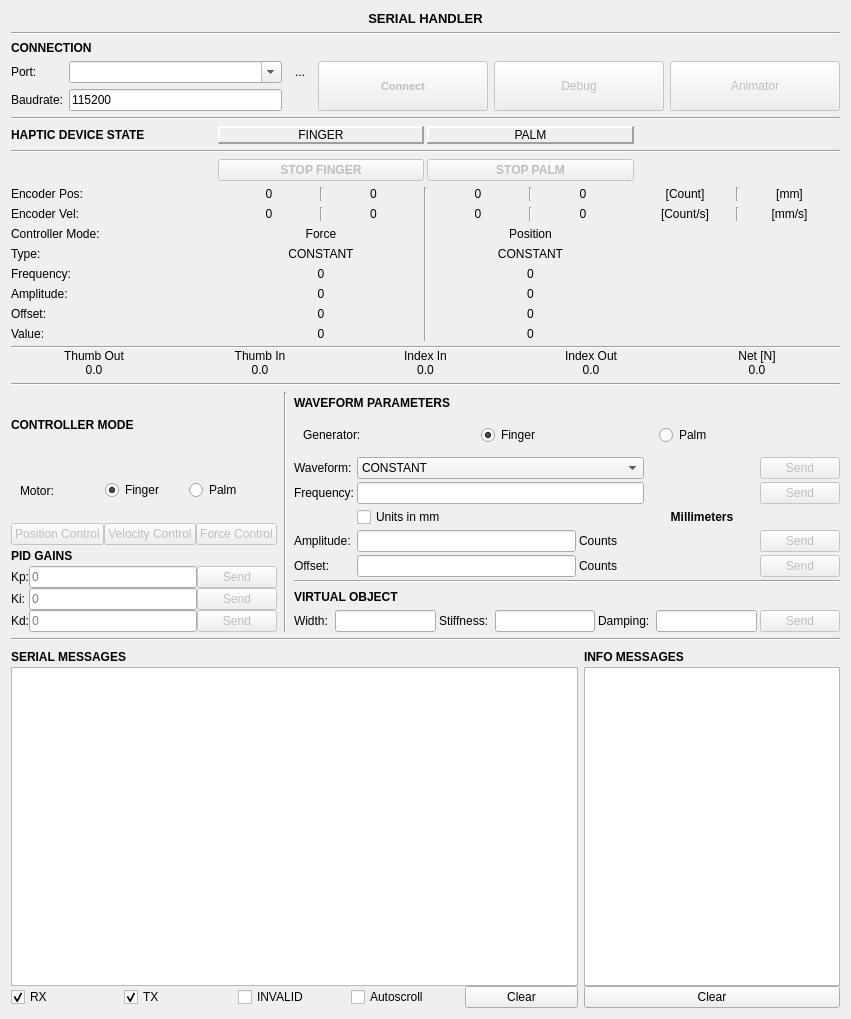
Qt form Desktop App/UI/serial_handler.ui (bataseven/Haptic-Device) before a commit.
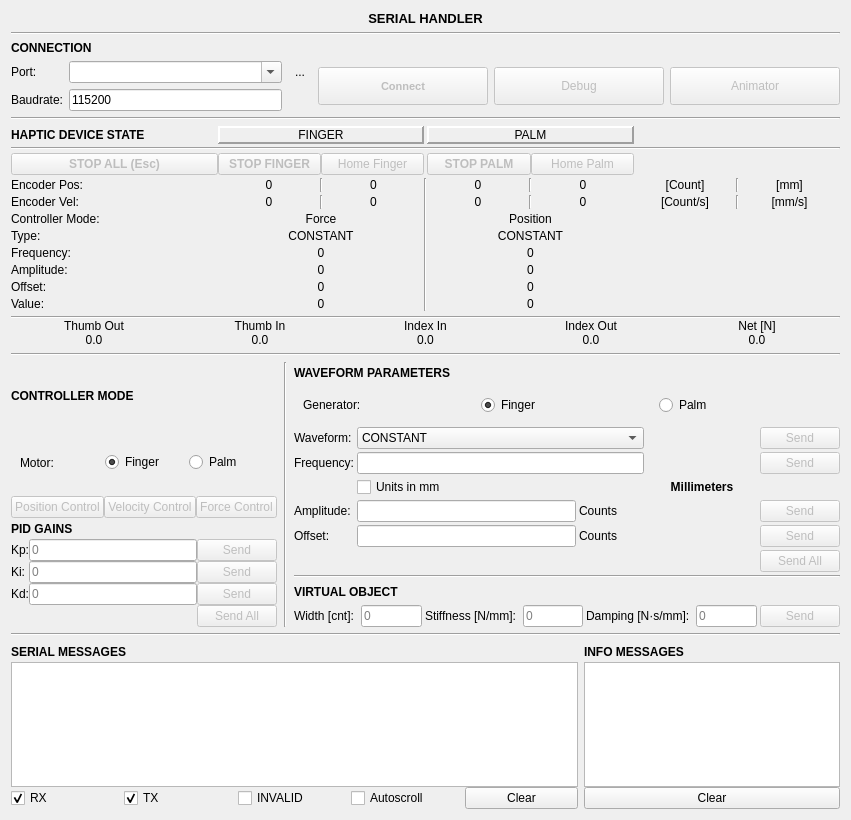
The same form after that commit. Icons and pictures are not drawn.

What changed in the file:
```diff
--- a/Desktop App/UI/serial_handler.ui
+++ b/Desktop App/UI/serial_handler.ui
@@ -7,7 +7,7 @@
     <x>0</x>
     <y>0</y>
     <width>851</width>
-    <height>1019</height>
+    <height>820</height>
    </rect>
   </property>
   <property name="windowTitle">
@@ -126,7 +126,7 @@
          <property name="minimumSize">
           <size>
            <width>150</width>
-           <height>50</height>
+           <height>38</height>
           </size>
          </property>
          <property name="maximumSize">
@@ -173,7 +173,7 @@
          <property name="minimumSize">
           <size>
            <width>150</width>
-           <height>50</height>
+           <height>38</height>
           </size>
          </property>
          <property name="maximumSize">
@@ -201,7 +201,7 @@
          <property name="minimumSize">
           <size>
            <width>150</width>
-           <height>50</height>
+           <height>38</height>
           </size>
          </property>
          <property name="maximumSize">
@@ -234,7 +234,7 @@
      <item>
       <layout class="QGridLayout" name="gridLayout_5">
        <property name="verticalSpacing">
-        <number>6</number>
+        <number>3</number>
        </property>
        <item row="5" column="3">
         <widget class="QLabel" name="palmModeLabel">
@@ -304,7 +304,28 @@
          </item>
         </layout>
        </item>
+       <item row="2" column="0">
+        <widget class="QPushButton" name="stopAllButton">
+         <property name="enabled">
+          <bool>false</bool>
+         </property>
+         <property name="font">
+          <font>
+           <weight>75</weight>
+           <bold>true</bold>
+          </font>
+         </property>
+         <property name="toolTip">
+          <string>Stop both motors immediately (Shortcut: Esc)</string>
+         </property>
+         <property name="text">
+          <string>STOP ALL (Esc)</string>
+         </property>
+        </widget>
+       </item>
        <item row="2" column="1">
+        <layout class="QHBoxLayout" name="fingerButtonsLayout">
+         <item>
         <widget class="QPushButton" name="stopFingerButton">
          <property name="enabled">
           <bool>false</bool>
@@ -332,6 +353,21 @@
          </property>
         </widget>
        </item>
+         <item>
+          <widget class="QPushButton" name="homeFingerButton">
+           <property name="enabled">
+            <bool>false</bool>
+           </property>
+           <property name="toolTip">
+            <string>Home the finger motor to its limit switch</string>
+           </property>
+           <property name="text">
+            <string>Home Finger</string>
+           </property>
+          </widget>
+         </item>
+        </layout>
+       </item>
        <item row="0" column="1">
         <widget class="QLabel" name="fingerLabel">
          <property name="toolTip">
@@ -396,6 +432,8 @@
         </widget>
        </item>
        <item row="2" column="3">
+        <layout class="QHBoxLayout" name="palmButtonsLayout">
+         <item>
         <widget class="QPushButton" name="stopPalmButton">
          <property name="enabled">
           <bool>false</bool>
@@ -414,6 +452,21 @@
          </property>
         </widget>
        </item>
+         <item>
+          <widget class="QPushButton" name="homePalmButton">
+           <property name="enabled">
+            <bool>false</bool>
+           </property>
+           <property name="toolTip">
+            <string>Home the palm motor to its lower limit switch</string>
+           </property>
+           <property name="text">
+            <string>Home Palm</string>
+           </property>
+          </widget>
+         </item>
+        </layout>
+       </item>
        <item row="0" column="0">
         <widget class="QLabel" name="label_21">
          <property name="font">
@@ -942,6 +995,9 @@
              <property name="text">
               <string>Position Control</string>
              </property>
+             <property name="checkable">
+              <bool>true</bool>
+             </property>
             </widget>
            </item>
            <item>
@@ -952,6 +1008,9 @@
              <property name="text">
               <string>Velocity Control</string>
              </property>
+             <property name="checkable">
+              <bool>true</bool>
+             </property>
             </widget>
            </item>
            <item>
@@ -962,6 +1021,9 @@
              <property name="text">
               <string>Force Control</string>
              </property>
+             <property name="checkable">
+              <bool>true</bool>
+             </property>
             </widget>
            </item>
           </layout>
@@ -1088,6 +1150,19 @@
            </property>
           </widget>
          </item>
+         <item row="3" column="2">
+          <widget class="QPushButton" name="gainsSendAllButton">
+           <property name="enabled">
+            <bool>false</bool>
+           </property>
+           <property name="toolTip">
+            <string>Send all non-empty PID gain fields at once</string>
+           </property>
+           <property name="text">
+            <string>Send All</string>
+           </property>
+          </widget>
+         </item>
         </layout>
        </item>
       </layout>
@@ -1391,6 +1466,19 @@
            </item>
           </layout>
          </item>
+         <item row="7" column="3">
+          <widget class="QPushButton" name="waveSendAllButton">
+           <property name="enabled">
+            <bool>false</bool>
+           </property>
+           <property name="toolTip">
+            <string>Send waveform type and all non-empty frequency, amplitude, and offset fields at once</string>
+           </property>
+           <property name="text">
+            <string>Send All</string>
+           </property>
+          </widget>
+         </item>
         </layout>
        </item>
        <item>
@@ -1435,7 +1523,7 @@
            <item>
             <widget class="QLabel" name="label1111_2">
              <property name="text">
-              <string>Width: </string>
+              <string>Width [cnt]: </string>
              </property>
             </widget>
            </item>
@@ -1447,12 +1535,15 @@
              <property name="maxLength">
               <number>12</number>
              </property>
+             <property name="placeholderText">
+              <string>0</string>
+             </property>
             </widget>
            </item>
            <item>
             <widget class="QLabel" name="label_2223">
              <property name="text">
-              <string>Stiffness: </string>
+              <string>Stiffness [N/mm]: </string>
              </property>
             </widget>
            </item>
@@ -1464,12 +1555,15 @@
              <property name="maxLength">
               <number>12</number>
              </property>
+             <property name="placeholderText">
+              <string>0</string>
+             </property>
             </widget>
            </item>
            <item>
             <widget class="QLabel" name="label_334">
              <property name="text">
-              <string>Damping: </string>
+              <string>Damping [N·s/mm]: </string>
              </property>
             </widget>
            </item>
@@ -1481,6 +1575,9 @@
              <property name="maxLength">
               <number>12</number>
              </property>
+             <property name="placeholderText">
+              <string>0</string>
+             </property>
             </widget>
            </item>
            <item>
@@ -1596,7 +1693,7 @@
        <property name="minimumSize">
         <size>
          <width>0</width>
-         <height>150</height>
+         <height>100</height>
         </size>
        </property>
        <property name="readOnly">
```
Left out of the diff: 20 changed lines with no effect on the pictures. Lines whose indentation alone changed are shown as unchanged.
